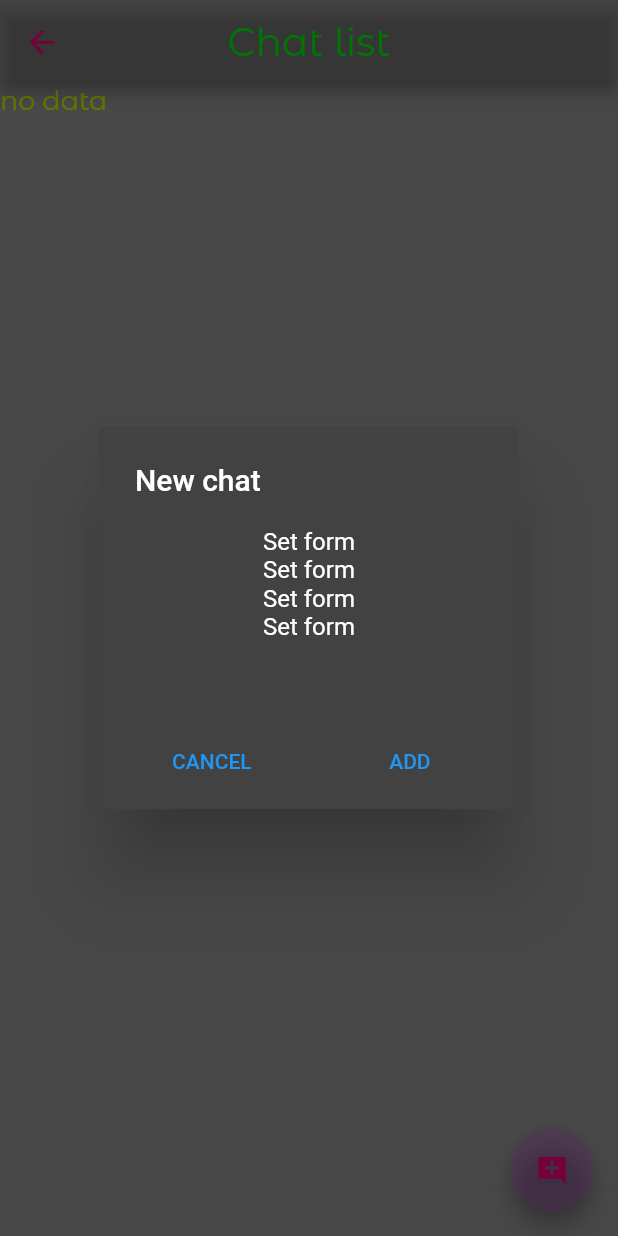
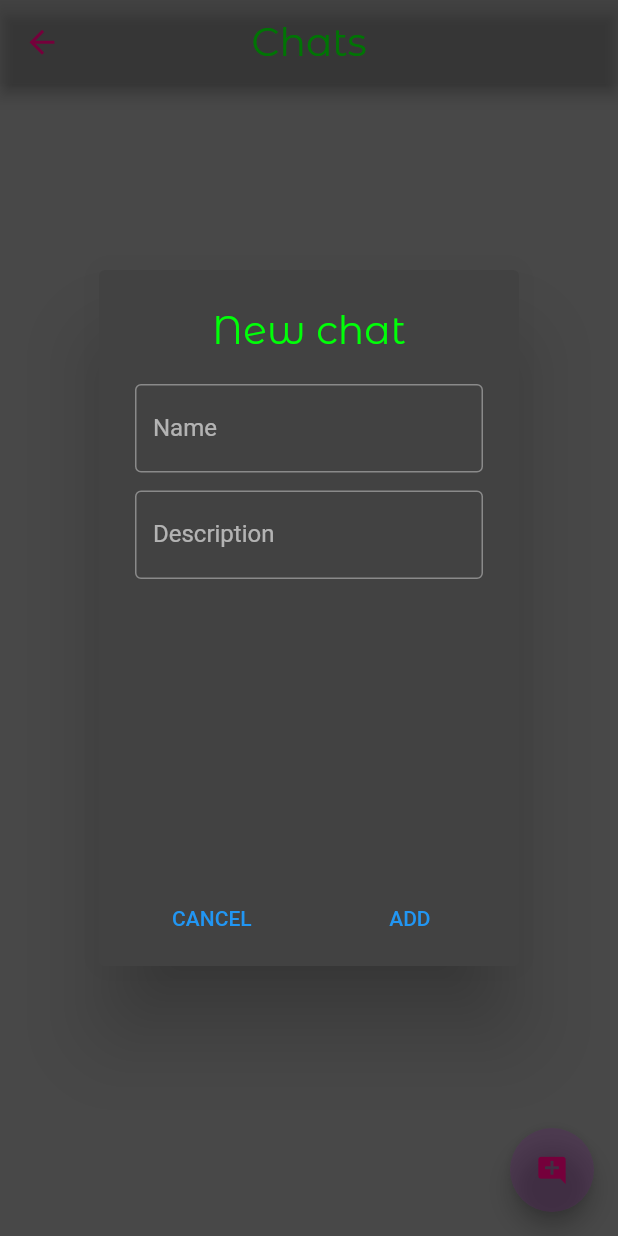
Before and after one commit to NovikovM18/flutty, a Flutter app: the Chats screen opened by its route, after a tap on the "add comment" icon, on a phone screen of 412 x 824 dp. Run offline on Flutter 3.47's test engine with Material 2 defaults, Android fonts, the light colour scheme and no system bars; our stand-ins replace cloud_firestore, email_validator, firebase_auth, firebase_core, flutter_slidable; accounts and stored records are empty; network calls fail; project files that could hold a hidden picture were left out.

Commit message:
added little fixes

```diff
--- a/lib/screens/chat.dart
+++ b/lib/screens/chat.dart
@@ -47,7 +47,7 @@ class _ChatState extends State<Chat> {
     var message = {
       'sender': user!.uid,
       'text': textController.text,
-      'time': FieldValue.serverTimestamp(),
+      'time': DateTime.now(),
     };
     final ref = FirebaseFirestore.instance.collection('chats/$chatId/messages/');
     await ref.doc(DateTime.now().millisecondsSinceEpoch.toString() + user!.uid.toString()).set(message);
--- a/lib/screens/chats.dart
+++ b/lib/screens/chats.dart
@@ -3,6 +3,7 @@ import 'package:firebase_auth/firebase_auth.dart';
 import 'package:flutter/material.dart';
 import 'package:flutter_slidable/flutter_slidable.dart';
 import 'package:flutty/screens/chat.dart';
+import 'package:flutty/utils/vars.dart';
 
 class Chats extends StatefulWidget {
   const Chats({super.key});
@@ -13,30 +14,83 @@ class Chats extends StatefulWidget {
 
 class _ChatsState extends State<Chats> {
   final user = FirebaseAuth.instance.currentUser;
+  dynamic allUsers;
+  TextEditingController nameTextInputController = TextEditingController();
+  TextEditingController descriptionTextInputController = TextEditingController();
+
   addNewChat() {
     showDialog(
       context: context,
       builder: (BuildContext context) {
         return AlertDialog(
-          title: const Text('New chat'),
+          title: Row(
+            mainAxisAlignment: MainAxisAlignment.center,
+            children: const [
+              Text('New chat'),
+            ],
+          ),
           content: Container(
-            height: 100,
+            height: 300,
             child: Column(
               children: [
-                Text('Set form'),
-                Text('Set form'),
-                Text('Set form'),
-                Text('Set form'),
+                TextFormField(
+                  keyboardType: TextInputType.text,
+                  autocorrect: false,
+                  controller: nameTextInputController,
+                  decoration: const InputDecoration(
+                    labelText: 'Name',
+                    border: OutlineInputBorder(),
+                  ),
+                ),
+
+                const SizedBox(height: 12),
+
+                TextFormField(
+                  keyboardType: TextInputType.text,
+                  autocorrect: false,
+                  controller: descriptionTextInputController,
+                  decoration: const InputDecoration(
+                    labelText: 'Description',
+                    border: OutlineInputBorder(),
+                  ),
+                ),
+
+                // DropdownButtonFormField(
+                //   items: <String>['Dog', 'Cat', 'Tiger', 'Lion']
+                //     .map<DropdownMenuItem<String>>((String value) {
+                //       return DropdownMenuItem<String>(
+                //         value: value,
+                //         child: Text(
+                //           value,
+                //           style: TextStyle(fontSize: 20),
+                //         ),
+                //       );
+                //     }).toList(),
+                //   onChanged: (value) => {
+                //     print(value)
+                //   },
+
+                // ),
+
+
+
               ],
             )
           ),
           actions: <Widget>[
             TextButton(
-              onPressed: () => Navigator.of(context).pop(false),
+              onPressed: () => {
+                nameTextInputController.clear(),
+                descriptionTextInputController.clear(),
+                Navigator.of(context).pop(false),
+              },
               child: const Text('CANCEL'),
             ),
             TextButton(
-              onPressed: () => Navigator.of(context).pop(true),
+              onPressed: () => {
+                addChat(),
+                Navigator.of(context).pop(true)
+              },
               child: const Text('ADD')
             ),
           ],
@@ -68,8 +122,18 @@ class _ChatsState extends State<Chats> {
     );
   }
 
-  Future addChat() async {
-
+ Future<void> addChat() async {
+    var chat = {
+      'id': DateTime.now().millisecondsSinceEpoch.toString() + user!.uid.toString(),
+      'name': nameTextInputController.text,
+      'description': descriptionTextInputController.text,
+      'created_at': FieldValue.serverTimestamp(),
+      'users': [user!.uid]
+    };
+    final ref = FirebaseFirestore.instance.collection('chats');
+    await ref.doc(DateTime.now().millisecondsSinceEpoch.toString() + user!.uid.toString()).set(chat);
+    nameTextInputController.clear();
+    descriptionTextInputController.clear();
   }
 
   Future deleteChat() async {
@@ -80,21 +144,25 @@ class _ChatsState extends State<Chats> {
   Widget build(BuildContext context) {
     return Scaffold(
       appBar: AppBar(
-        title: const Text('Chat list'),
+        title: const Text('Chats'),
         centerTitle: true,
       ),
       body: StreamBuilder(
         stream: FirebaseFirestore.instance.collection('chats')
           .where('users', arrayContains: user!.uid)
+          // .orderBy('created_at', descending: true)
           .snapshots(),
         builder: (BuildContext context, AsyncSnapshot<QuerySnapshot> snapshot) {
+          if (snapshot.hasError) {
+            return const Text('Something went wrong');
+          }
           if (snapshot.connectionState == ConnectionState.waiting) {
             return const Center(
               child: CircularProgressIndicator.adaptive(),
             );
           }
           if (snapshot.data!.docs.isEmpty) {
-            return const Text('no data');
+            return const Center(child: Text('no data'));
           }
           return ListView.separated(
             itemCount: snapshot.data!.docs.length,
@@ -103,6 +171,7 @@ class _ChatsState extends State<Chats> {
               return Slidable(
                 key: Key(chat['id']),
                 endActionPane: ActionPane(
+                  extentRatio: 0.25,
                   // dismissible: DismissiblePane(onDismissed: () => showDialogs('Complited')),
                   motion: const StretchMotion(),
                   children: [
--- a/lib/screens/todos.dart
+++ b/lib/screens/todos.dart
@@ -13,7 +13,6 @@ class ToDos extends StatefulWidget {
 }
 
 class _ToDosState extends State<ToDos> {
-  dynamic selectedTodo;
   int selectedTab = 0;
   dynamic toDoRef = FirebaseFirestore.instance.collection('todos').snapshots();
   void setSelectedTab(int index) {
@@ -192,10 +191,9 @@ class _ToDosState extends State<ToDos> {
                   trailing: const Icon(Icons.arrow_forward_ios),
                   contentPadding: const EdgeInsets.fromLTRB(10, 10, 10, 10),
                   onTap: () {
-                    selectedTodo = todo;
                     Navigator.push(
                       context,
-                      MaterialPageRoute(builder: (context) => ToDo(selectedTodo: selectedTodo)),
+                      MaterialPageRoute(builder: (context) => ToDo(todoId: todo.id)),
                     );
                   },
                 ),
```
Also changed, not shown: lib/screens/todo.dart (+29 -22 lines), lib/utils/theme.dart (+9 -0 lines).
